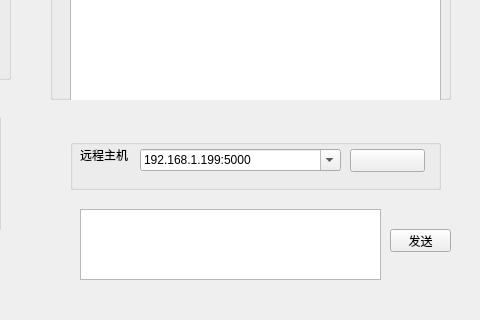
The window that NetAssist/NetAssist.ui (heyuanjie87/QTerminal) describes before a commit, drawn with Qt 5; both pictures show x 140 to 620 and y 121 to 441 of the 800 by 600 pixel window.
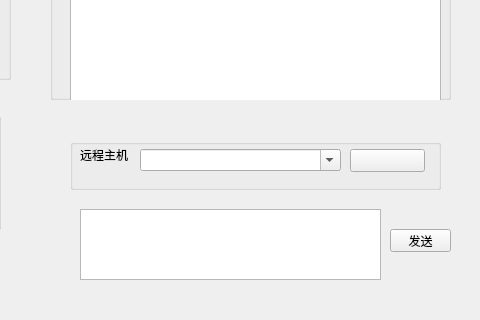
The same window after the commit.

Patch:
```diff
--- a/NetAssist/NetAssist.ui
+++ b/NetAssist/NetAssist.ui
@@ -168,11 +168,6 @@
      <property name="editable">
       <bool>true</bool>
      </property>
-     <item>
-      <property name="text">
-       <string>192.168.1.199:5000</string>
-      </property>
-     </item>
     </widget>
     <widget class="QPushButton" name="discon">
      <property name="geometry">
```
